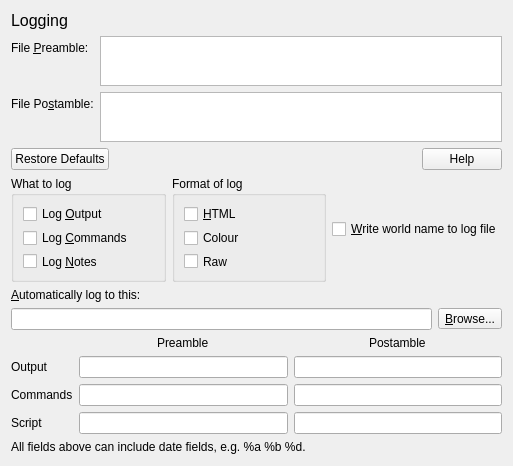
Above: src/ui/worldprefs/prefs_logging.ui from jnbooth/qMUSHclient before the change. Below: the same form after it.
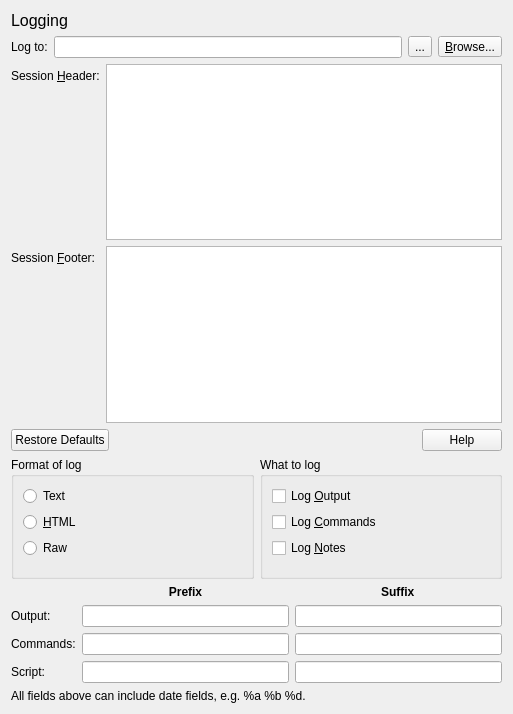
That is the form after the change. Icons and pictures are not drawn.

Diff of the .ui file:
```diff
--- a/src/ui/worldprefs/prefs_logging.ui
+++ b/src/ui/worldprefs/prefs_logging.ui
@@ -7,7 +7,7 @@
     <x>0</x>
     <y>0</y>
     <width>513</width>
-    <height>466</height>
+    <height>714</height>
    </rect>
   </property>
   <property name="minimumSize">
@@ -38,12 +38,51 @@
      </property>
     </widget>
    </item>
+   <item>
+    <layout class="QHBoxLayout" name="horizontalLayout">
+     <item>
+      <widget class="QLabel" name="log_file_label">
+       <property name="text">
+        <string>Log to:</string>
+       </property>
+       <property name="buddy">
+        <cstring>log_file</cstring>
+       </property>
+      </widget>
+     </item>
+     <item>
+      <widget class="QLineEdit" name="log_file"/>
+     </item>
+     <item>
+      <widget class="QToolButton" name="log_file_none">
+       <property name="text">
+        <string>...</string>
+       </property>
+       <property name="icon">
+        <iconset theme="user-trash-symbolic">
+         <normaloff>.</normaloff>.</iconset>
+       </property>
+      </widget>
+     </item>
+     <item>
+      <widget class="QToolButton" name="log_file_browse">
+       <property name="text">
+        <string>&amp;Browse...</string>
+       </property>
+       <property name="icon">
+        <iconset theme="document-open">
+         <normaloff>.</normaloff>.</iconset>
+       </property>
+      </widget>
+     </item>
+    </layout>
+   </item>
    <item>
     <layout class="QFormLayout" name="formLayout">
      <item row="0" column="0">
       <widget class="QLabel" name="log_file_preamble_label">
        <property name="text">
-        <string>File &amp;Preamble:</string>
+        <string>Session &amp;Header:</string>
        </property>
        <property name="buddy">
         <cstring>log_file_preamble</cstring>
@@ -56,7 +95,7 @@
      <item row="1" column="0">
       <widget class="QLabel" name="log_file_postamble_label">
        <property name="text">
-        <string>File Po&amp;stamble:</string>
+        <string>Session &amp;Footer:</string>
        </property>
        <property name="buddy">
         <cstring>log_file_postamble</cstring>
@@ -77,6 +116,49 @@
    </item>
    <item>
     <layout class="QHBoxLayout" name="horizontalLayout_2">
+     <item>
+      <widget class="QGroupBox" name="groupBox_2">
+       <property name="title">
+        <string>Format of log</string>
+       </property>
+       <layout class="QVBoxLayout" name="verticalLayout_3">
+        <item>
+         <widget class="QRadioButton" name="log_text">
+          <property name="text">
+           <string>Text</string>
+          </property>
+         </widget>
+        </item>
+        <item>
+         <widget class="QRadioButton" name="log_html">
+          <property name="text">
+           <string>&amp;HTML</string>
+          </property>
+         </widget>
+        </item>
+        <item>
+         <widget class="QRadioButton" name="log_raw">
+          <property name="text">
+           <string>Raw</string>
+          </property>
+         </widget>
+        </item>
+        <item>
+         <spacer name="verticalSpacer">
+          <property name="orientation">
+           <enum>Qt::Vertical</enum>
+          </property>
+          <property name="sizeHint" stdset="0">
+           <size>
+            <width>20</width>
+            <height>40</height>
+           </size>
+          </property>
+         </spacer>
+        </item>
+       </layout>
+      </widget>
+     </item>
      <item>
       <widget class="QGroupBox" name="groupBox">
        <property name="title">
@@ -104,72 +186,20 @@
           </property>
          </widget>
         </item>
-       </layout>
-      </widget>
-     </item>
-     <item>
-      <widget class="QGroupBox" name="groupBox_2">
-       <property name="title">
-        <string>Format of log</string>
-       </property>
-       <layout class="QVBoxLayout" name="verticalLayout_3">
         <item>
-         <widget class="QCheckBox" name="log_html">
-          <property name="text">
-           <string>&amp;HTML</string>
+         <spacer name="verticalSpacer_2">
+          <property name="orientation">
+           <enum>Qt::Vertical</enum>
           </property>
-         </widget>
-        </item>
-        <item>
-         <widget class="QCheckBox" name="log_in_color">
-          <property name="text">
-           <string>Colour</string>
+          <property name="sizeHint" stdset="0">
+           <size>
+            <width>20</width>
+            <height>40</height>
+           </size>
           </property>
-         </widget>
+         </spacer>
         </item>
-        <item>
-         <widget class="QCheckBox" name="log_raw">
-          <property name="text">
-           <string>Raw</string>
-          </property>
-         </widget>
-        </item>
        </layout>
-      </widget>
-     </item>
-     <item>
-      <widget class="QCheckBox" name="write_world_name_to_log">
-       <property name="text">
-        <string>&amp;Write world name to log file</string>
-       </property>
-      </widget>
-     </item>
-    </layout>
-   </item>
-   <item>
-    <widget class="QLabel" name="auto_log_file_name_label">
-     <property name="text">
-      <string>&amp;Automatically log to this:</string>
-     </property>
-     <property name="buddy">
-      <cstring>auto_log_file_name</cstring>
-     </property>
-    </widget>
-   </item>
-   <item>
-    <layout class="QHBoxLayout" name="horizontalLayout">
-     <item>
-      <widget class="QLineEdit" name="auto_log_file_name"/>
-     </item>
-     <item>
-      <widget class="QToolButton" name="auto_log_file_name_browse">
-       <property name="text">
-        <string>&amp;Browse...</string>
-       </property>
-       <property name="icon">
-        <iconset theme="document-open">
-         <normaloff>.</normaloff>.</iconset>
-       </property>
       </widget>
      </item>
     </layout>
@@ -179,55 +209,70 @@
      <item row="2" column="0">
       <widget class="QLabel" name="label_6">
        <property name="text">
-        <string>Commands</string>
+        <string>Commands:</string>
        </property>
       </widget>
      </item>
-     <item row="3" column="2">
-      <widget class="QLineEdit" name="log_line_postamble_notes"/>
-     </item>
      <item row="1" column="1">
-      <widget class="QLineEdit" name="log_line_preamble_output"/>
-     </item>
-     <item row="1" column="0">
-      <widget class="QLabel" name="label_4">
-       <property name="text">
-        <string>Output</string>
-       </property>
-      </widget>
-     </item>
-     <item row="0" column="1" alignment="Qt::AlignHCenter">
-      <widget class="QLabel" name="label_2">
-       <property name="text">
-        <string>Preamble</string>
-       </property>
-      </widget>
+      <widget class="QLineEdit" name="log_preamble_output"/>
      </item>
      <item row="1" column="2">
-      <widget class="QLineEdit" name="log_line_postamble_output"/>
-     </item>
-     <item row="2" column="1">
-      <widget class="QLineEdit" name="log_line_preamble_input"/>
+      <widget class="QLineEdit" name="log_postamble_output"/>
      </item>
      <item row="2" column="2">
       <widget class="QLineEdit" name="log_line_postamble_input"/>
      </item>
-     <item row="0" column="2" alignment="Qt::AlignHCenter">
-      <widget class="QLabel" name="label_3">
-       <property name="text">
-        <string>Postamble</string>
-       </property>
-      </widget>
+     <item row="3" column="2">
+      <widget class="QLineEdit" name="log_postamble_notes"/>
      </item>
      <item row="3" column="0">
       <widget class="QLabel" name="label_5">
        <property name="text">
-        <string>Script</string>
+        <string>Script:</string>
        </property>
       </widget>
      </item>
      <item row="3" column="1">
-      <widget class="QLineEdit" name="log_line_preamble_notes"/>
+      <widget class="QLineEdit" name="log_preamble_notes"/>
+     </item>
+     <item row="0" column="2" alignment="Qt::AlignHCenter">
+      <widget class="QLabel" name="label_3">
+       <property name="font">
+        <font>
+         <weight>75</weight>
+         <bold>true</bold>
+        </font>
+       </property>
+       <property name="text">
+        <string>Suffix</string>
+       </property>
+      </widget>
+     </item>
+     <item row="1" column="0">
+      <widget class="QLabel" name="label_4">
+       <property name="text">
+        <string>Output:</string>
+       </property>
+      </widget>
+     </item>
+     <item row="2" column="1">
+      <widget class="QLineEdit" name="log_preamble_input"/>
+     </item>
+     <item row="0" column="1">
+      <widget class="QLabel" name="label_2">
+       <property name="font">
+        <font>
+         <weight>75</weight>
+         <bold>true</bold>
+        </font>
+       </property>
+       <property name="text">
+        <string>Prefix</string>
+       </property>
+       <property name="alignment">
+        <set>Qt::AlignCenter</set>
+       </property>
+      </widget>
      </item>
     </layout>
    </item>
```
Left out of the diff: 37 changed lines with no effect on the pictures.
